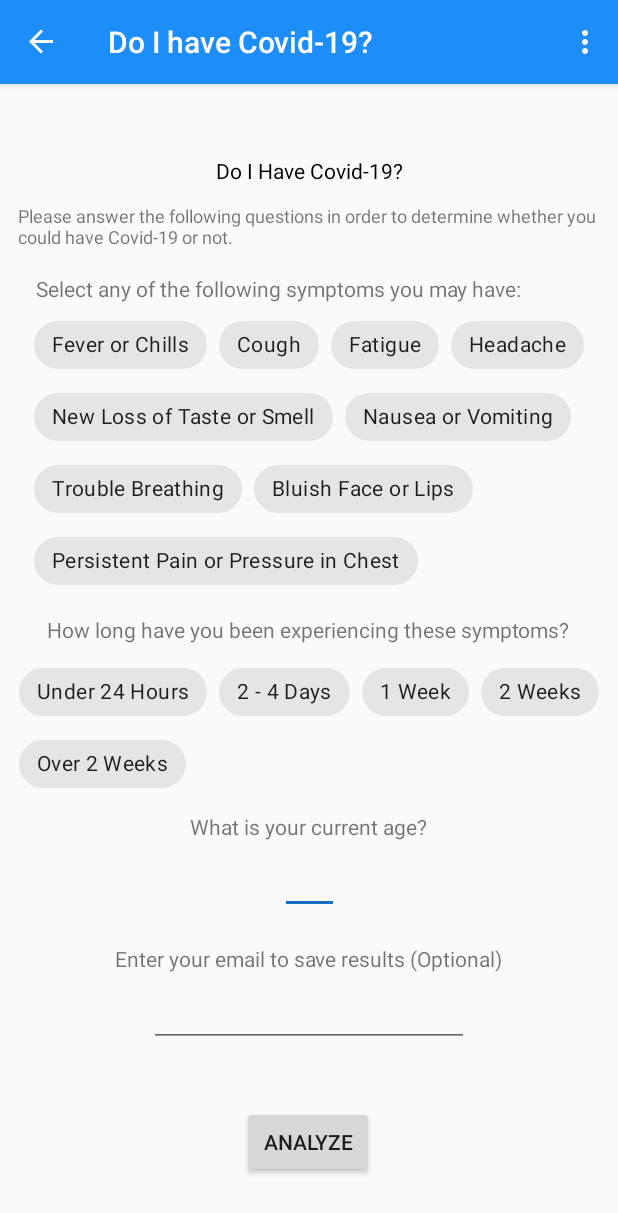
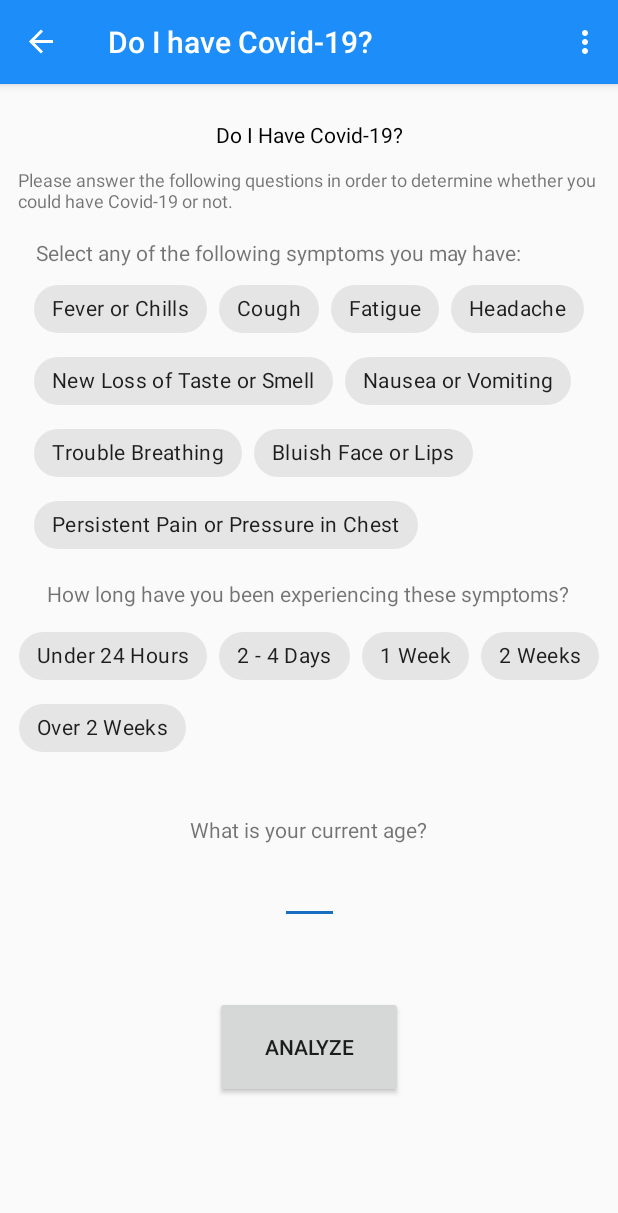
Before and after one commit to Logias/CovidTracker, an Android app: the screen it shows after launch (MainActivity), in the side drawer, after a tap on "Do I Have Covid-19?", on a phone screen of 412 x 824 dp. Shown: the top 1213 px of the screen. Run offline under Robolectric (Android 15) with nearby library versions, the phone set to English and light mode, and no system bars; our stand-ins replace Room's generated code, navigation-ui; network calls fail; 2 statements that could not run were skipped.

```diff
--- a/Code/CovidTrackerApp/app/src/main/java/com/example/covidtracker/CovidDiagFragment.kt
+++ b/Code/CovidTrackerApp/app/src/main/java/com/example/covidtracker/CovidDiagFragment.kt
@@ -1,13 +1,21 @@
 package com.example.covidtracker
 
+import android.content.ContentValues.TAG
 import android.os.Bundle
+import android.util.Log
 import android.view.LayoutInflater
 import android.view.View
 import android.view.ViewGroup
+import android.widget.Button
+import android.widget.EditText
 import android.widget.TextView
+import android.widget.Toast
 import androidx.fragment.app.Fragment
-import androidx.lifecycle.Observer
 import androidx.lifecycle.ViewModelProvider
+import com.google.android.material.chip.Chip
+import com.google.android.material.chip.ChipGroup
+import kotlinx.android.synthetic.main.fragment_covid_diag.*
+
 class CovidDiagFragment : Fragment() {
     private var covidDiagViewModel: CovidDiagViewModel? = null
     override fun onCreateView(
@@ -16,6 +24,44 @@ class CovidDiagFragment : Fragment() {
     ): View? {
         covidDiagViewModel = ViewModelProvider(this).get(CovidDiagViewModel::class.java)
         val root = inflater.inflate(R.layout.fragment_covid_diag, container, false)
+
+        val chipGroup1 = root.findViewById<ChipGroup>(R.id.chipGroup)
+        val chipGroup2 = root.findViewById<ChipGroup>(R.id.chipGroup2)
+        val analyzeButton = root.findViewById<Button>(R.id.analyzeButton)
+        val ageEntry = root.findViewById<EditText>(R.id.ageEntry)
+
+
+        chipGroup2.setOnCheckedChangeListener { group, checkedId: Int ->
+            val chip: Chip? = root.findViewById(checkedId)
+            chip?.let {
+                // Show the checked chip text on toast message
+                Log.e(TAG, chip.text as String)
+                // Do code here to pass Chip data to analyze frag using FragmentManager
+            }
+        }
+
+
+        //this button should pass all the data including the age into next frag
+        analyzeButton.setOnClickListener(View.OnClickListener {
+            var msg = "Chips checked are:"
+            val chipsCount = chipGroup1.childCount
+            if (chipsCount == 0) {
+                msg += " None!!"
+            } else {
+                var i = 0
+                while (i < chipsCount) {
+                    val chip = chipGroup1.getChildAt(i) as Chip
+                    if (chip.isChecked) {
+                        msg += chip.text.toString() + " "
+                    }
+                    i++
+                }
+            }
+            // show message
+            Log.e(TAG, msg)
+        })
+
+
         return root
     }
 }
--- a/Code/CovidTrackerApp/app/src/main/java/com/example/covidtracker/MainActivity.kt
+++ b/Code/CovidTrackerApp/app/src/main/java/com/example/covidtracker/MainActivity.kt
@@ -34,7 +34,6 @@ class MainActivity : AppCompatActivity() {
         val drawer: DrawerLayout = findViewById(R.id.drawer_layout)
         val navigationView: NavigationView = findViewById(R.id.nav_view)
 
-
         mAppBarConfiguration = AppBarConfiguration.Builder(R.id.nav_home).setDrawerLayout(drawer).build()
 
         val navController =
@@ -43,6 +42,7 @@ class MainActivity : AppCompatActivity() {
         NavigationUI.setupWithNavController(navigationView, navController)
 
         val covidDiag = navigationView.menu.findItem(R.id.covid_diag_frag)
+        val charity = navigationView.menu.findItem(R.id.charity_frag)
     }
 
     override fun onCreateOptionsMenu(menu: Menu?): Boolean {
--- a/Code/CovidTrackerApp/app/src/main/res/layout/fragment_covid_diag.xml
+++ b/Code/CovidTrackerApp/app/src/main/res/layout/fragment_covid_diag.xml
@@ -9,7 +9,7 @@
         android:id="@+id/covidDiagTitle"
         android:layout_width="wrap_content"
         android:layout_height="wrap_content"
-        android:layout_marginTop="48dp"
+        android:layout_marginTop="24dp"
         android:text="Do I Have Covid-19?"
         android:textColor="#000000"
         app:layout_constraintEnd_toEndOf="parent"
@@ -49,6 +49,7 @@
         app:layout_constraintTop_toBottomOf="@+id/chipGroup1Prompt">
 
         <com.google.android.material.chip.Chip
+            style="@style/Widget.MaterialComponents.Chip.Filter"
             android:id="@+id/chip1"
             android:layout_width="wrap_content"
             android:layout_height="wrap_content"
@@ -56,6 +57,7 @@
             android:theme="@style/Theme.MaterialComponents.Light" />
 
         <com.google.android.material.chip.Chip
+            style="@style/Widget.MaterialComponents.Chip.Filter"
             android:id="@+id/chip2"
             android:layout_width="wrap_content"
             android:layout_height="wrap_content"
@@ -63,6 +65,7 @@
             android:theme="@style/Theme.MaterialComponents.Light" />
 
         <com.google.android.material.chip.Chip
+            style="@style/Widget.MaterialComponents.Chip.Filter"
             android:id="@+id/chip3"
             android:layout_width="wrap_content"
             android:layout_height="wrap_content"
@@ -70,6 +73,7 @@
             android:theme="@style/Theme.MaterialComponents.Light" />
 
         <com.google.android.material.chip.Chip
+            style="@style/Widget.MaterialComponents.Chip.Filter"
             android:id="@+id/chip4"
             android:layout_width="wrap_content"
             android:layout_height="wrap_content"
@@ -77,6 +81,7 @@
             android:theme="@style/Theme.MaterialComponents.Light" />
 
         <com.google.android.material.chip.Chip
+            style="@style/Widget.MaterialComponents.Chip.Filter"
             android:id="@+id/chip5"
             android:layout_width="wrap_content"
             android:layout_height="wrap_content"
@@ -84,6 +89,7 @@
             android:theme="@style/Theme.MaterialComponents.Light" />
 
         <com.google.android.material.chip.Chip
+            style="@style/Widget.MaterialComponents.Chip.Filter"
             android:id="@+id/chip6"
             android:layout_width="wrap_content"
             android:layout_height="wrap_content"
@@ -91,6 +97,7 @@
             android:theme="@style/Theme.MaterialComponents.Light" />
 
         <com.google.android.material.chip.Chip
+            style="@style/Widget.MaterialComponents.Chip.Filter"
             android:id="@+id/chip7"
             android:layout_width="wrap_content"
             android:layout_height="wrap_content"
@@ -98,6 +105,7 @@
             android:theme="@style/Theme.MaterialComponents.Light" />
 
         <com.google.android.material.chip.Chip
+            style="@style/Widget.MaterialComponents.Chip.Filter"
             android:id="@+id/chip8"
             android:layout_width="wrap_content"
             android:layout_height="wrap_content"
@@ -105,6 +113,7 @@
             android:theme="@style/Theme.MaterialComponents.Light" />
 
         <com.google.android.material.chip.Chip
+            style="@style/Widget.MaterialComponents.Chip.Filter"
             android:id="@+id/chip9"
             android:layout_width="wrap_content"
             android:layout_height="wrap_content"
@@ -135,6 +144,7 @@
 
         <com.google.android.material.chip.Chip
             android:id="@+id/chip10"
+            style="@style/Widget.MaterialComponents.Chip.Filter"
             android:layout_width="wrap_content"
             android:layout_height="wrap_content"
             android:text="Under 24 Hours"
@@ -142,6 +152,7 @@
 
         <com.google.android.material.chip.Chip
             android:id="@+id/chip11"
+            style="@style/Widget.MaterialComponents.Chip.Filter"
             android:layout_width="wrap_content"
             android:layout_height="wrap_content"
             android:text="2 - 4 Days"
@@ -149,6 +160,7 @@
 
         <com.google.android.material.chip.Chip
             android:id="@+id/chip12"
+            style="@style/Widget.MaterialComponents.Chip.Filter"
             android:layout_width="wrap_content"
             android:layout_height="wrap_content"
             android:text="1 Week"
@@ -156,6 +168,7 @@
 
         <com.google.android.material.chip.Chip
             android:id="@+id/chip13"
+            style="@style/Widget.MaterialComponents.Chip.Filter"
             android:layout_width="wrap_content"
             android:layout_height="wrap_content"
             android:text="2 Weeks"
@@ -163,6 +176,7 @@
 
         <com.google.android.material.chip.Chip
             android:id="@+id/chip14"
+            style="@style/Widget.MaterialComponents.Chip.Filter"
             android:layout_width="wrap_content"
             android:layout_height="wrap_content"
             android:text="Over 2 Weeks"
@@ -173,7 +187,7 @@
         android:id="@+id/agePrompt"
         android:layout_width="wrap_content"
         android:layout_height="wrap_content"
-        android:layout_marginTop="8dp"
+        android:layout_marginTop="34dp"
         android:text="What is your current age?"
         app:layout_constraintEnd_toEndOf="parent"
         app:layout_constraintHorizontal_bias="0.498"
@@ -184,41 +198,23 @@
         android:id="@+id/ageEntry"
         android:layout_width="39dp"
         android:layout_height="45dp"
-        android:layout_marginTop="3dp"
+        android:layout_marginTop="8dp"
         app:layout_constraintEnd_toEndOf="parent"
         app:layout_constraintStart_toStartOf="parent"
-        app:layout_constraintTop_toBottomOf="@+id/agePrompt" />
+        app:layout_constraintTop_toBottomOf="@+id/agePrompt"
+        android:imeOptions="actionDone"
+        android:imeActionLabel="Done"
+        android:maxLines="1"/>
 
     <Button
         android:id="@+id/analyzeButton"
-        android:layout_width="wrap_content"
-        android:layout_height="wrap_content"
+        android:layout_width="125dp"
+        android:layout_height="68dp"
+        android:layout_marginBottom="44dp"
         android:text="Analyze"
         app:layout_constraintBottom_toBottomOf="parent"
-        app:layout_constraintEnd_toEndOf="parent"
-        app:layout_constraintHorizontal_bias="0.498"
-        app:layout_constraintStart_toStartOf="parent"
-        app:layout_constraintTop_toBottomOf="@+id/editTextTextEmailAddress" />
-
-    <TextView
-        android:id="@+id/emailTextView"
-        android:layout_width="wrap_content"
-        android:layout_height="wrap_content"
-        android:layout_marginTop="20dp"
-        android:text="Enter your email to save results (Optional)"
         app:layout_constraintEnd_toEndOf="parent"
         app:layout_constraintStart_toStartOf="parent"
         app:layout_constraintTop_toBottomOf="@+id/ageEntry" />
 
-    <EditText
-        android:id="@+id/editTextTextEmailAddress"
-        android:layout_width="wrap_content"
-        android:layout_height="wrap_content"
-        android:layout_marginTop="4dp"
-        android:ems="10"
-        android:inputType="textEmailAddress"
-        app:layout_constraintEnd_toEndOf="parent"
-        app:layout_constraintStart_toStartOf="parent"
-        app:layout_constraintTop_toBottomOf="@+id/emailTextView" />
-
 </androidx.constraintlayout.widget.ConstraintLayout>
```
